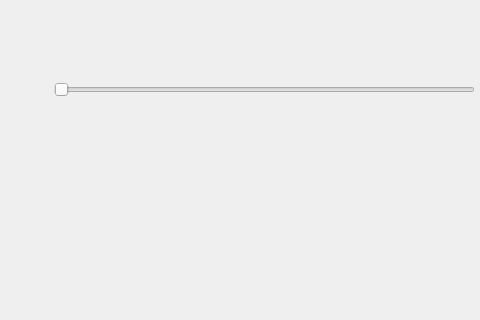
tomxue/led_driving, file mainwindow.ui: the form before one commit; both pictures show x 106 to 586 and y 0 to 320 of the 800 by 480 pixel window.
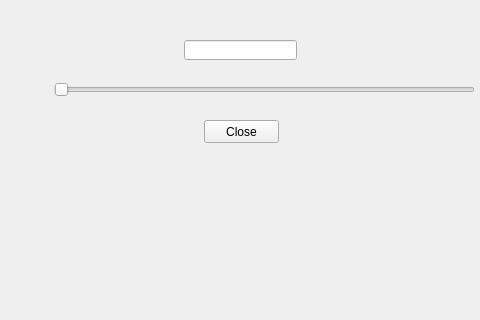
The form after the commit.

Diff of the .ui file:
```diff
--- a/mainwindow.ui
+++ b/mainwindow.ui
@@ -27,6 +27,29 @@
      <enum>Qt::Horizontal</enum>
     </property>
    </widget>
+   <widget class="QLineEdit" name="lineEdit">
+    <property name="geometry">
+     <rect>
+      <x>290</x>
+      <y>40</y>
+      <width>113</width>
+      <height>20</height>
+     </rect>
+    </property>
+   </widget>
+   <widget class="QPushButton" name="pushButton">
+    <property name="geometry">
+     <rect>
+      <x>310</x>
+      <y>120</y>
+      <width>75</width>
+      <height>23</height>
+     </rect>
+    </property>
+    <property name="text">
+     <string>Close</string>
+    </property>
+   </widget>
   </widget>
  </widget>
  <layoutdefault spacing="6" margin="11"/>
```
